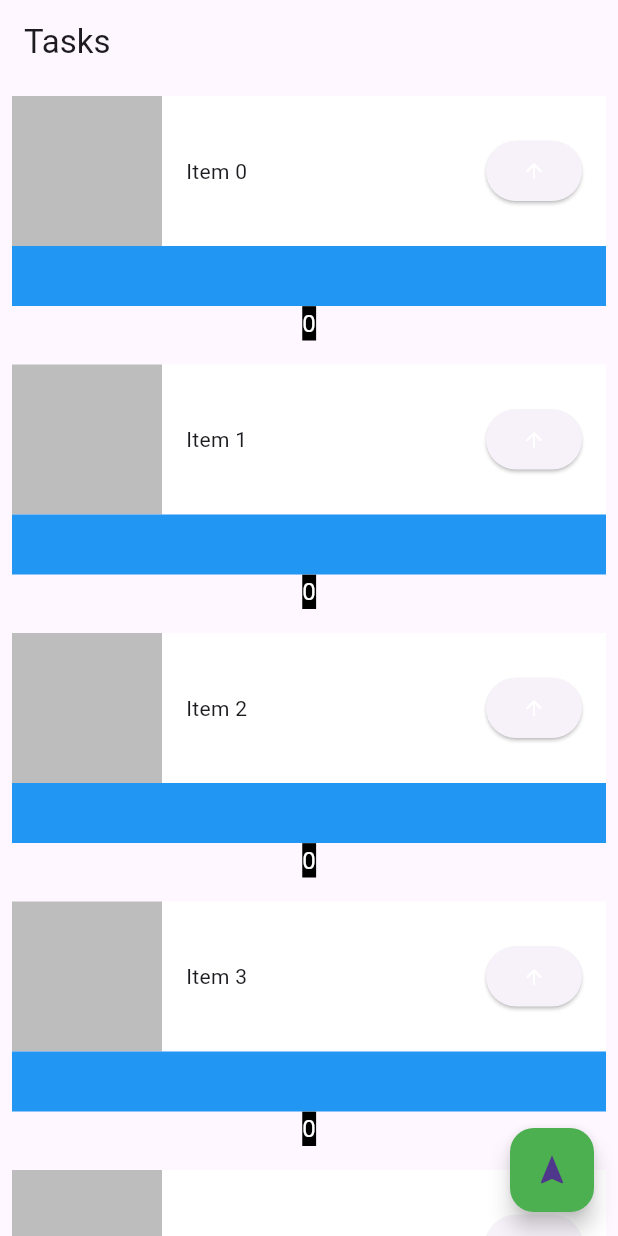
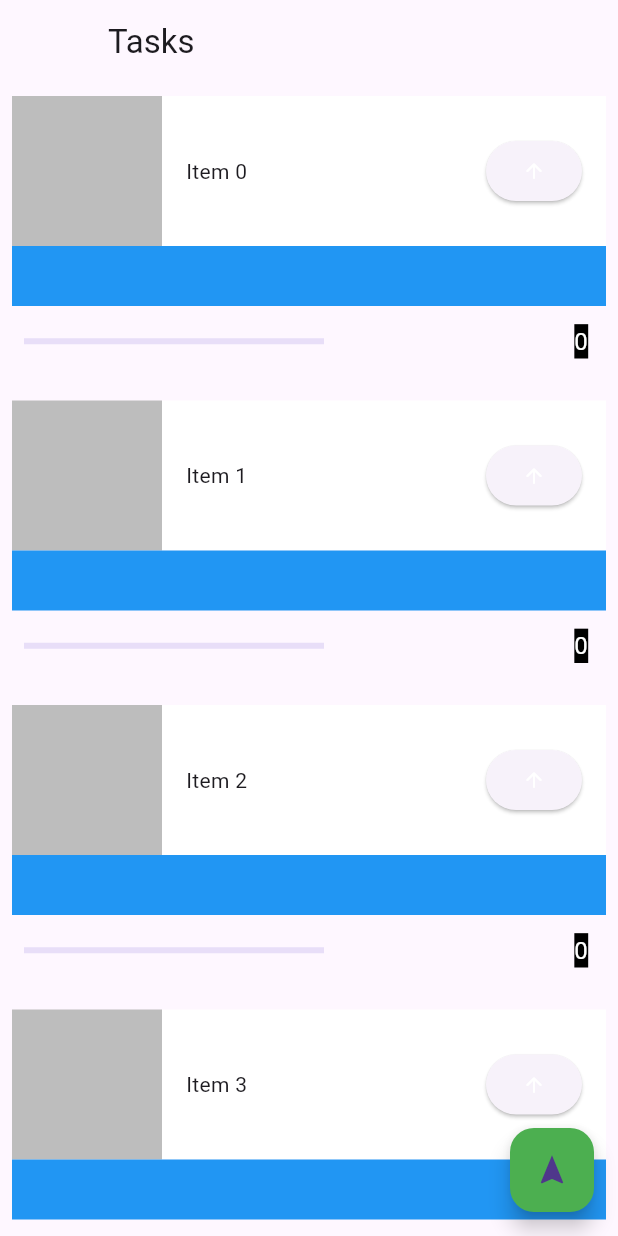
Before and after one commit to Andersonlimahw/flutter_widgets_sample, a Flutter app: the screen it shows after launch, on a phone screen of 412 x 824 dp. Run offline on Flutter 3.47's test engine with Material 3 defaults, Android fonts, the light colour scheme and no system bars; generated files the repository leaves out were written again.

Commit message:
💾 [checkpoint] adicionando barra de progresso

```diff
--- a/lib/src/home/home_view.dart
+++ b/lib/src/home/home_view.dart
@@ -11,6 +11,7 @@ class HomeView extends StatelessWidget {
     var listData = List<String>.generate(20, (i) => 'Item $i');
     return Scaffold(
       appBar: AppBar(
+        leading: Container(),
         title: const Text('Tasks'),
       ),
       body: ListView.builder(
--- a/lib/src/home/widgets/task_widget.dart
+++ b/lib/src/home/widgets/task_widget.dart
@@ -66,12 +66,31 @@ class _TaskWidgetItemState extends State<TaskWidgetItem> {
                 height: 40,
                 color: Colors.blue,
               ),
-              Text(
-                level.toString(),
-                style: const TextStyle(
-                    color: Colors.white,
-                    fontSize: 16,
-                    backgroundColor: Colors.black),
+              Row(
+                mainAxisAlignment: MainAxisAlignment.spaceBetween,
+                children: [
+                  Padding(
+                    padding: const EdgeInsets.all(8.0),
+                    child: Container(
+                      width: 200, //222093
+                      alignment: Alignment.centerLeft,
+                      child: LinearProgressIndicator(
+                        value: level / 10,
+                        color: Colors.white,
+                      ),
+                    ),
+                  ),
+                  Padding(
+                    padding: const EdgeInsets.all(12),
+                    child: Text(
+                      level.toString(),
+                      style: const TextStyle(
+                          color: Colors.white,
+                          fontSize: 16,
+                          backgroundColor: Colors.black),
+                    ),
+                  ),
+                ],
               )
             ],
           ),
```
